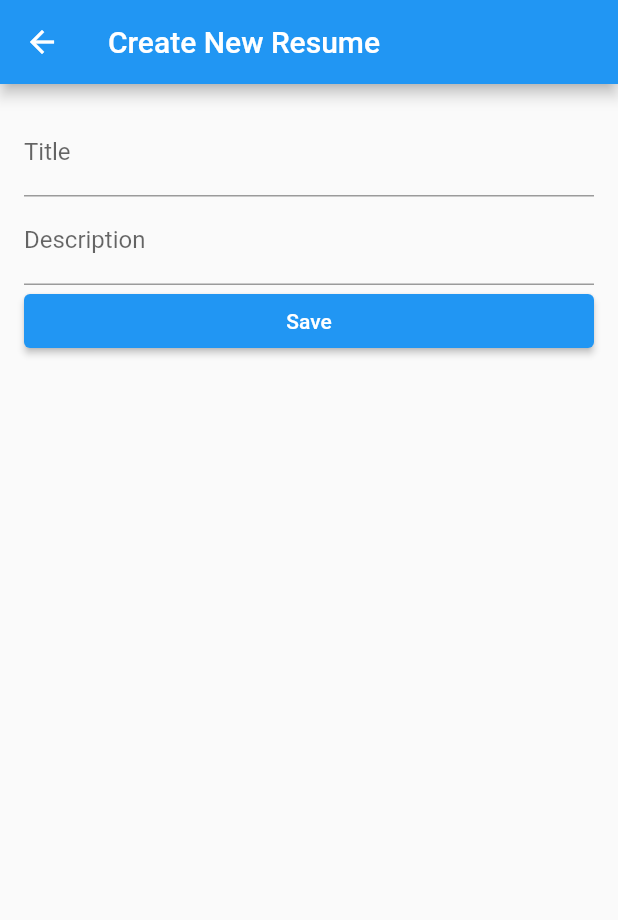
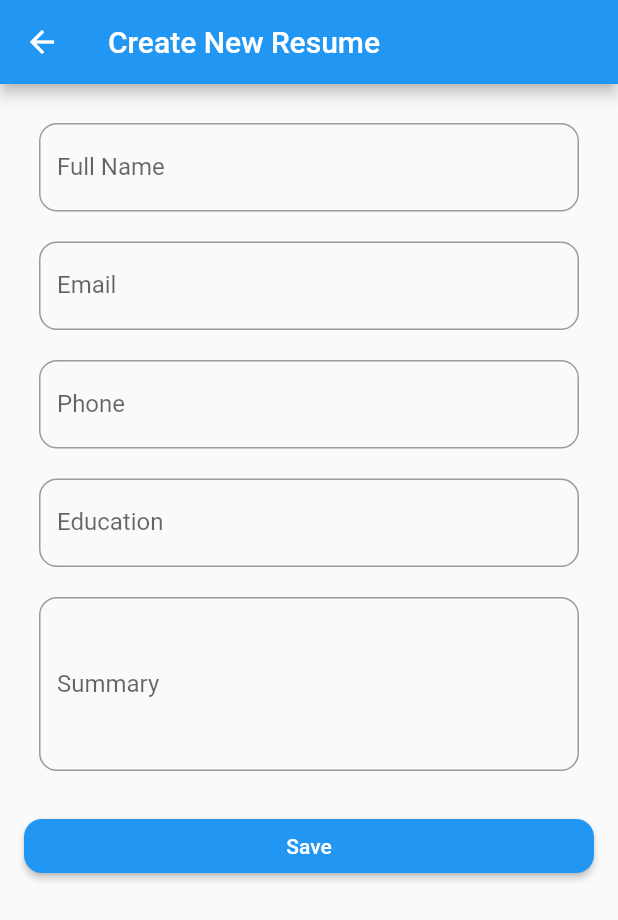
Before and after one commit to taherdodia13/resumebuilder, a Flutter app: the screen it shows after launch, after a tap on the "add" icon, on a phone screen of 412 x 824 dp. Shown: the top 920 px of the screen. Run offline on Flutter 3.47's test engine with Material 2 defaults, Android fonts, the phone set to English and light mode, and no system bars; our stand-ins replace flutter_screenutil, get, sqflite, velocity_x; accounts and stored records are empty.

Commit message:
added update, delete functionality and also added more datas

```diff
--- a/lib/controller/resume_controller.dart
+++ b/lib/controller/resume_controller.dart
@@ -9,15 +9,40 @@ class ResumeController extends GetxController {
     resumes.assignAll(await dbHelper.getResumes());
   }
 
-  Future<void> addResume(String title, String description) async {
+  void updateResume(Resume updatedResume) async {
+    final index = resumes.indexWhere((resume) => resume.id == updatedResume.id);
+    if (index != -1) {
+      resumes[index] = updatedResume;
+      await dbHelper.updateResume(updatedResume);
+    }
+  }
+
+  Future<void> addResume({
+    required String fullName,
+    required String email,
+    required String phone,
+    required String education,
+    required String summary,
+  }) async {
     final newResume = Resume(
       id: DateTime.now().millisecondsSinceEpoch.toString(),
-      title: title,
-      description: description,
+      fullName: fullName,
+      email: email,
+      phone: phone,
+      education: education,
+      summary: summary,
     );
 
     await dbHelper.insertResume(newResume);
     resumes.add(newResume);
+  }
+
+   void deleteResume(String id) async {
+    final index = resumes.indexWhere((resume) => resume.id == id);
+    if (index != -1) {
+      resumes.removeAt(index);
+      await dbHelper.deleteResume(id);
+    }
   }
 
   void reorderResumes(int oldIndex, int newIndex) {
@@ -26,6 +51,6 @@ class ResumeController extends GetxController {
     }
     final item = resumes.removeAt(oldIndex);
     resumes.insert(newIndex, item);
-    update(); // Ensure to notify the UI after reordering the list
+    update();
   }
 }
--- a/lib/helper/data_helper.dart
+++ b/lib/helper/data_helper.dart
@@ -32,8 +32,11 @@ class DatabaseHelper {
     await db.execute('''
       CREATE TABLE $_tableResumes (
         id INTEGER PRIMARY KEY,
-        title TEXT,
-        description TEXT
+        fullName TEXT,
+        email TEXT,
+        phone TEXT,
+        education TEXT,
+        summary TEXT
       )
     ''');
   }
@@ -43,8 +46,27 @@ class DatabaseHelper {
     await db.insert(
       _tableResumes,
       resume
-          .toMap(), // Assume `toMap()` method in the Resume class to convert to Map
+          .toMap(), // Assuming `toMap()` method in the Resume class to convert to Map
       conflictAlgorithm: ConflictAlgorithm.replace,
+    );
+  }
+
+  Future<void> updateResume(Resume updatedResume) async {
+    final db = await database;
+    await db.update(
+      _tableResumes,
+      updatedResume.toMap(),
+      where: 'id = ?',
+      whereArgs: [updatedResume.id],
+    );
+  }
+
+   Future<void> deleteResume(String id) async {
+    final db = await database;
+    await db.delete(
+      _tableResumes,
+      where: 'id = ?',
+      whereArgs: [id],
     );
   }
 
@@ -55,8 +77,11 @@ class DatabaseHelper {
     return List.generate(maps.length, (i) {
       return Resume(
         id: maps[i]['id'].toString(), // Assuming 'id' is retrieved as a string
-        title: maps[i]['title'],
-        description: maps[i]['description'],
+        fullName: maps[i]['fullName'],
+        email: maps[i]['email'],
+        phone: maps[i]['phone'],
+        education: maps[i]['education'],
+        summary: maps[i]['summary'],
       );
     });
   }
--- a/lib/model/resume_model.dart
+++ b/lib/model/resume_model.dart
@@ -1,23 +1,39 @@
 class Resume {
   String id;
-  String title;
-  String description;
+  String fullName;
+  String email;
+  String phone;
+  String education;
+  String summary;
 
-  Resume({required this.id, required this.title, required this.description});
+  Resume({
+    required this.id,
+    required this.fullName,
+    required this.email,
+    required this.phone,
+    required this.education,
+    required this.summary,
+  });
 
   Map<String, dynamic> toMap() {
     return {
       'id': id,
-      'title': title,
-      'description': description,
+      'fullName': fullName,
+      'email': email,
+      'phone': phone,
+      'education': education,
+      'summary': summary,
     };
   }
 
   factory Resume.fromMap(Map<String, dynamic> map) {
     return Resume(
       id: map['id'],
-      title: map['title'],
-      description: map['description'],
+      fullName: map['fullName'],
+      email: map['email'],
+      phone: map['phone'],
+      education: map['education'],
+      summary: map['summary'],
     );
   }
 }
--- a/lib/views/homepage.dart
+++ b/lib/views/homepage.dart
@@ -20,28 +20,47 @@ class HomePage extends StatelessWidget {
           return const Center(child: Text('Create your new resume'));
         } else {
           return ReorderableListView(
-            children: resumeController.resumes.asMap().entries.map((entry) {
-              final Resume resume = entry.value;
-
-              return ListTile(
-                key: ValueKey(resume.id),
-                title: Text(resume.title),
-                subtitle: Text(resume.description),
-                leading: const Icon(Icons.drag_handle),
-              );
-            }).toList(),
+            children: [
+              for (final entry in resumeController.resumes.asMap().entries)
+                GestureDetector(
+                  key: ValueKey(entry.value.id),
+                  onTap: () {
+                    Get.toNamed(
+                      AppPages.resumeCreatePage,
+                      arguments: entry.value,
+                    );
+                  },
+                  child: Container(
+                    key: ValueKey(entry.value.id),
+                    margin: const EdgeInsets.symmetric(vertical: 4.0),
+                    decoration: BoxDecoration(
+                      color: Colors.blueGrey, // Change color as needed
+                      borderRadius: BorderRadius.circular(12.0),
+                    ),
+                    child: ListTile(
+                      key: ValueKey(entry.value.id),
+                      title: Text('Name: ${entry.value.fullName}'),
+                      subtitle: Text('Education: ${entry.value.education}'),
+                      leading: const Icon(Icons.drag_handle),
+                      trailing: IconButton(
+                        icon: const Icon(Icons.delete),
+                        onPressed: () {
+                          showDeleteConfirmation(entry.value.id,
+                              context); // Handle the delete action
+                        },
+                      ),
+                    ),
+                  ),
+                )
+            ],
             onReorder: (oldIndex, newIndex) {
               if (oldIndex < newIndex) {
-                // If an item is moved downwards
-                newIndex -= 1;
+                newIndex--;
               }
-
+              if (oldIndex == newIndex) {
+                return;
+              }
               final item = resumeController.resumes.removeAt(oldIndex);
-
-              if (newIndex > oldIndex) {
-                newIndex -= 1;
-              }
-
               resumeController.resumes.insert(newIndex, item);
             },
           );
@@ -55,4 +74,31 @@ class HomePage extends StatelessWidget {
       ),
     );
   }
+
+  void showDeleteConfirmation(String id, context) {
+    showDialog(
+      context: context,
+      builder: (BuildContext context) {
+        return AlertDialog(
+          title: const Text('Confirm Deletion'),
+          content: const Text('Are you sure you want to delete this resume?'),
+          actions: <Widget>[
+            TextButton(
+              child: const Text('Cancel'),
+              onPressed: () {
+                Navigator.of(context).pop();
+              },
+            ),
+            TextButton(
+              child: const Text('Delete'),
+              onPressed: () {
+                resumeController.deleteResume(id);
+                Navigator.of(context).pop();
+              },
+            ),
+          ],
+        );
+      },
+    );
+  }
 }
--- a/lib/views/resume_create_page.dart
+++ b/lib/views/resume_create_page.dart
@@ -9,47 +9,109 @@ class ResumeCreatePage extends StatelessWidget {
 
   @override
   Widget build(BuildContext context) {
-    final TextEditingController titleController = TextEditingController();
-    final TextEditingController descriptionController = TextEditingController();
+    Resume resume = Resume(
+        id: '', fullName: '', email: '', phone: '', education: '', summary: '');
+    if (Get.arguments != null) {
+      resume = Get.arguments as Resume;
+    }
+    final TextEditingController fullNameController = TextEditingController(
+        text: resume.fullName.isNotEmptyAndNotNull ? resume.fullName : '');
+    final TextEditingController emailController = TextEditingController(
+        text: resume.email.isNotEmptyAndNotNull ? resume.email : '');
+    final TextEditingController phoneController = TextEditingController(
+        text: resume.phone.isNotEmptyAndNotNull ? resume.phone : '');
+    final TextEditingController educationController = TextEditingController(
+        text: resume.education.isNotEmptyAndNotNull ? resume.education : '');
+    final TextEditingController summaryController = TextEditingController(
+        text: resume.summary.isNotEmptyAndNotNull ? resume.summary : '');
 
     return Scaffold(
+      resizeToAvoidBottomInset: false,
       appBar: AppBar(
         title: const Text('Create New Resume'),
       ),
-      body: Padding(
-        padding: const EdgeInsets.all(16.0),
-        child: Column(
+      body: Column(
         crossAxisAlignment: CrossAxisAlignment.stretch,
         children: [
-            TextField(
-              controller: titleController,
-              decoration: const InputDecoration(labelText: 'Title'),
-            ),
-            TextField(
-              controller: descriptionController,
-              decoration: const InputDecoration(labelText: 'Description'),
-            ),
-            ElevatedButton(
-              onPressed: () {
-                String title = titleController.text;
-                String description = descriptionController.text;
+          _buildRoundedTextField(fullNameController, 'Full Name').p(10),
+          _buildRoundedTextField(emailController, 'Email').p(10),
+          _buildRoundedTextField(phoneController, 'Phone').p(10),
+          _buildRoundedTextField(educationController, 'Education').p(10),
+          _buildRoundedTextField(summaryController, 'Summary', maxLines: 4)
+              .p(10),
+          16.heightBox,
+          _buildRoundedButton('Save', () {
+            String fullName = fullNameController.text;
+            String email = emailController.text;
+            String phone = phoneController.text;
+            String education = educationController.text;
+            String summary = summaryController.text;
 
-                if (title.isNotEmpty && description.isNotEmpty) {
-                  resumeController.addResume(title, description);
-                  titleController.clear();
-                  descriptionController.clear();
+            if (fullName.isNotEmpty &&
+                email.isNotEmpty &&
+                phone.isNotEmpty &&
+                education.isNotEmpty &&
+                summary.isNotEmpty) {
+              int existingIndex =
+                  resumeController.resumes.indexWhere((r) => r.id == resume.id);
 
+              if (existingIndex != -1) {
+                // Update the existing resume in the ResumeController and Database
+                resumeController.updateResume(Resume(
+                  id: resume.id,
+                  fullName: fullName,
+                  email: email,
+                  phone: phone,
+                  education: education,
+                  summary: summary,
+                ));
+              } else {
+                // Create a new resume
+                resumeController.addResume(
+                  fullName: fullName,
+                  email: email,
+                  phone: phone,
+                  education: education,
+                  summary: summary,
+                );
+              }
               Get.toNamed(AppPages.homepage);
             } else {
-                  Get.snackbar(
-                      'Error', 'Title and description cannot be empty');
+              Get.snackbar('Error', 'All fields are required');
             }
-              },
-              child: const Text('Save'),
+          }),
+        ],
+      ).p(16),
+    );
+  }
+
+  Widget _buildRoundedTextField(TextEditingController controller, String label,
+      {int maxLines = 1}) {
+    return TextField(
+      controller: controller,
+      decoration: InputDecoration(
+        labelText: label,
+        border: OutlineInputBorder(
+          borderRadius: BorderRadius.circular(12.0),
         ),
-          ],
+        focusedBorder: OutlineInputBorder(
+          borderRadius: BorderRadius.circular(12.0),
+          borderSide: const BorderSide(color: Colors.blue, width: 2.0),
         ),
       ),
+      maxLines: maxLines,
+    );
+  }
+
+  Widget _buildRoundedButton(String text, VoidCallback onPressed) {
+    return ElevatedButton(
+      onPressed: onPressed,
+      style: ElevatedButton.styleFrom(
+        shape: RoundedRectangleBorder(
+          borderRadius: BorderRadius.circular(12.0),
+        ),
+      ),
+      child: Text(text),
     );
   }
 }
--- a/pubspec.yaml
+++ b/pubspec.yaml
@@ -40,6 +40,7 @@ dependencies:
   flutter_screenutil: ^5.9.0
   sqflite: ^2.3.0
   uuid: ^4.1.0
+  drag_and_drop_lists: ^0.3.3
 
 dev_dependencies:
   flutter_test:
```
Also changed, not shown: pubspec.lock. Lines whose indentation alone changed are shown as unchanged.
